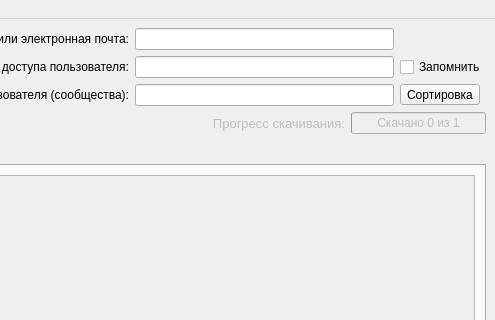
First picture: the form in src/vkmusicd/ui_files/mainwindow.ui, repository qwertyadrian/vk-music-downloader, before the edit; both pictures show x 382 to 877 and y 0 to 320 of the 877 by 581 pixel window.
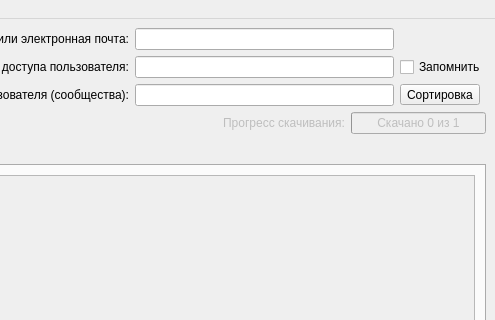
Second picture: the form after the edit. Icons and pictures are not drawn.

The edit to the form file:
```diff
--- a/src/vkmusicd/ui_files/mainwindow.ui
+++ b/src/vkmusicd/ui_files/mainwindow.ui
@@ -118,11 +118,6 @@
         <verstretch>0</verstretch>
        </sizepolicy>
       </property>
-      <property name="font">
-       <font>
-        <pointsize>10</pointsize>
-       </font>
-      </property>
       <property name="text">
        <string>Прогресс скачивания:</string>
       </property>
```
Left out of the diff: 2 changed lines with no effect on the pictures.
